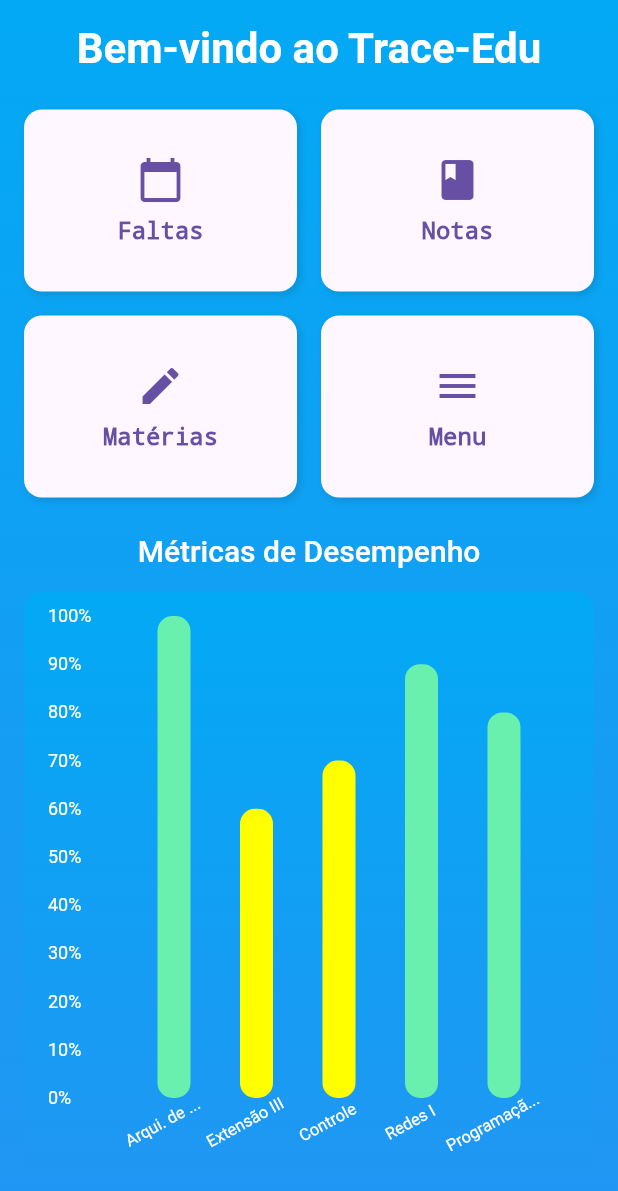
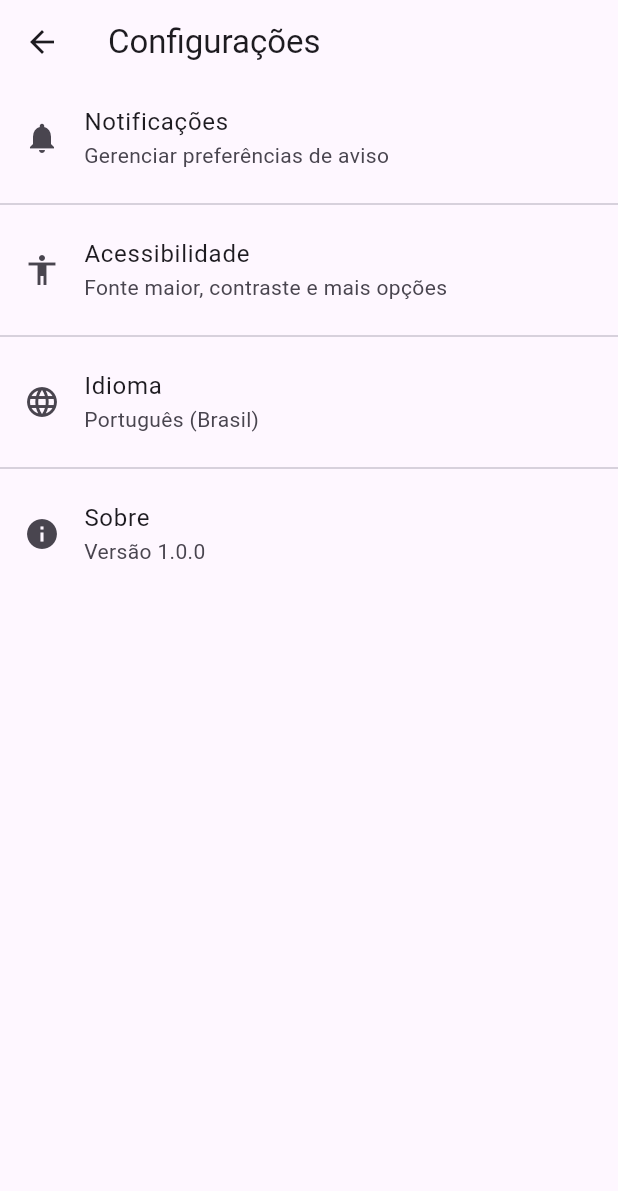
Before and after one commit to Gabriel222003/Trace-Edu-2.0, a Flutter app: the TelaInicial screen opened by its route, after a tap on "Menu", on a phone screen of 412 x 824 dp. Shown: the top 1191 px of the screen. Run offline on Flutter 3.47's test engine with Material 3 defaults, Android fonts, the light colour scheme and no system bars; drawn by our look-alikes of fl_chart.

Commit message:
Criando menu horizontal e mantendo a integridade da lógica de funcionamento

```diff
--- a/lib/Componentes/TriceBottomNavigationBar.dart
+++ b/lib/Componentes/TriceBottomNavigationBar.dart
@@ -1,42 +1,33 @@
 import 'package:flutter/material.dart';
-import 'package:trace_edu/Componentes/TricePlaceHolder.dart';
 
-class TriceBottomNavigationBarItem extends StatefulWidget {
-  const TriceBottomNavigationBarItem({super.key});
+class TriceBottomNavigationBar extends StatelessWidget {
+  final int numeroTela; // Indica qual tela está selecionada
 
-  @override
-  _TriceBottomNavigationBarItem createState() => _TriceBottomNavigationBarItem();
+  const TriceBottomNavigationBar({super.key, required this.numeroTela});
+
+  void _onItemTapped(BuildContext context, int index) {
+    const routes = [
+      '/telaInicial',
+      '/faltas',
+      '/notas',
+      '/cadastrarMateria',
+    ];
+
+    // Só troca se for diferente da rota atual
+    if (index != numeroTela) {
+      Navigator.pushNamed(context, routes[index]);
     }
-
-class _TriceBottomNavigationBarItem extends State<TriceBottomNavigationBarItem> {
-  int _selectedIndex = 0;
-  late List<Widget> _telas;
-
-
-
-
-
-  @override
-  void initState() {
-    super.initState();
-    _telas = [
-      const TricePlaceholderScreen(title: 'Faltas'),
-      const TricePlaceholderScreen(title: 'Notas'),
-      const TricePlaceholderScreen(title: 'Matérias'),
-    ];
-  }
-
-  void _onItemTapped(int index) {
-    setState(() {
-      _selectedIndex = index;
-    });
   }
 
   @override
   Widget build(BuildContext context) {
-    return Scaffold(
-      body: _telas[_selectedIndex],
-      bottomNavigationBar: BottomNavigationBar(
+    return BottomNavigationBar(
+      type: BottomNavigationBarType.fixed,
+      currentIndex: numeroTela,
+      selectedItemColor: Colors.white,
+      unselectedItemColor: Colors.white70,
+      backgroundColor: Colors.blue[900],
+      onTap: (index) => _onItemTapped(context, index),
       items: const [
         BottomNavigationBarItem(
           icon: Icon(Icons.home),
@@ -55,12 +46,6 @@ class _TriceBottomNavigationBarItem extends State<TriceBottomNavigationBarItem>
           label: 'Matérias',
         ),
       ],
-        currentIndex: _selectedIndex,
-        selectedItemColor: const Color.fromARGB(255, 0, 0, 0),
-        unselectedItemColor: const Color.fromARGB(179, 135, 134, 134),
-        backgroundColor: Colors.blue[900],
-        onTap: _onItemTapped,
-      ),
     );
   }
 }
--- a/lib/Componentes/TriceText.dart
+++ b/lib/Componentes/TriceText.dart
@@ -3,7 +3,7 @@ import 'package:flutter/material.dart';
 class TriceText extends StatelessWidget {
   final String label;
   final double fontSize;
-  final FontWeight fontWeight;
+  final FontWeight? fontWeight;
   final TextDecoration? decoration;
   final Color? color;
   final String? fontFamily;
@@ -12,7 +12,7 @@ class TriceText extends StatelessWidget {
   const TriceText({
     required this.label,
     required this.fontSize,
-    required this.fontWeight,
+    this.fontWeight,
     this.decoration,
     this.color,
     this.fontFamily,
@@ -27,7 +27,7 @@ class TriceText extends StatelessWidget {
       style: TextStyle(
         color: color?? Colors.white,
         fontSize: fontSize,
-        fontWeight: fontWeight,
+        fontWeight: fontWeight?? FontWeight.normal,
         decoration: decoration ?? TextDecoration.none,
         decorationColor: Colors.blueAccent,
         fontFamily: fontFamily?? "Roboto",
--- /dev/null
+++ b/lib/Views/Menu.dart
@@ -0,0 +1,51 @@
+import 'package:flutter/material.dart';
+
+class Menu extends StatelessWidget {
+  const Menu({super.key});
+
+  @override
+  Widget build(BuildContext context) {
+    return Scaffold(
+      appBar: AppBar(
+        title: Text("Configurações"),
+      ),
+      backgroundColor: Theme.of(context).colorScheme.background,
+      body: ListView(
+        children: [
+          ListTile(
+            leading: Icon(Icons.notifications),
+            title: Text("Notificações"),
+            subtitle: Text("Gerenciar preferências de aviso"),
+            onTap: () { // alguma coisa aqui
+            },
+          ),
+          Divider(),
+          ListTile(
+            leading: Icon(Icons.accessibility),
+            title: Text("Acessibilidade"),
+            subtitle: Text("Fonte maior, contraste e mais opções"),
+            onTap: () {
+              // alguma coisa aqui
+            },
+          ),
+          Divider(),
+          ListTile(
+            leading: Icon(Icons.language),
+            title: Text("Idioma"),
+            subtitle: Text("Português (Brasil)"),
+            onTap: () {
+              // alguma coisa aqui
+            },
+          ),
+          Divider(),
+          ListTile(
+            leading: Icon(Icons.info),
+            title: Text("Sobre"),
+            subtitle: Text("Versão 1.0.0"),
+            onTap: () {}, // muda idioma?
+          ),
+        ],
+      ),
+    );
+  }
+}
--- a/lib/Views/TelaInicial.dart
+++ b/lib/Views/TelaInicial.dart
@@ -3,6 +3,9 @@ import 'package:trace_edu/Models/ModelMateria.dart';
 import 'package:trace_edu/Controllers/ControllerMateria.dart';
 import 'package:fl_chart/fl_chart.dart';
 import '../Componentes/TriceText.dart';
+import '../Componentes/TriceBuildNavButton.dart';
+import '../Componentes/TriceBottomNavigationBar.dart';
+
 
 class TelaInicial extends StatefulWidget {
   final ControllerMateria controllerMateria = ControllerMateria();
@@ -17,7 +20,8 @@ class _TelaInicialState extends State<TelaInicial> {
 
   @override
   Widget build(BuildContext context) {
-    return Container(
+    return Scaffold(
+      body: Container(
         decoration: const BoxDecoration(
           gradient: LinearGradient(
             colors: [Colors.lightBlue, Colors.blue],
@@ -32,7 +36,7 @@ class _TelaInicialState extends State<TelaInicial> {
               crossAxisAlignment: CrossAxisAlignment.center,
               children: [
                 const TriceText(
-                label: "Bem-vindo ao Trace-Edu",
+                  label: "TraceEdu 🎓",
                   fontSize: 28,
                   fontWeight: FontWeight.bold,
                 ),
@@ -45,24 +49,21 @@ class _TelaInicialState extends State<TelaInicial> {
                   mainAxisSpacing: 16.0,
                   childAspectRatio: 1.5,
                   children: [
-                  _buildNavButton(
-                    context,
+                    TriceBuildNavButton(
                       icon: Icons.calendar_today,
                       label: 'Faltas',
                       onTap: () {
                          // Navega para a aba Faltas
                       },
                     ),
-                  _buildNavButton(
-                    context,
+                    TriceBuildNavButton(
                       icon: Icons.book,
                       label: 'Notas',
                       onTap: () {
                          // Navega para a aba Notas
                       },
                     ),
-                  _buildNavButton(
-                    context,
+                    TriceBuildNavButton(
                       icon: Icons.edit,
                       label: 'Matérias',
                       // Pensar na lógica que tenho que executar aqui
@@ -80,14 +81,11 @@ class _TelaInicialState extends State<TelaInicial> {
                         }
                       },
                     ),
-                  _buildNavButton(
-                    context,
+                    TriceBuildNavButton(
                       icon: Icons.menu,
                       label: 'Menu',
                       onTap: () {
-                      ScaffoldMessenger.of(context).showSnackBar(
-                        const SnackBar(content: Text('Menu - A ser implementado')),
-                      );
+                        Navigator.pushNamed(context, '/menu');
                       },
                     ),
                   ],
@@ -190,27 +188,8 @@ class _TelaInicialState extends State<TelaInicial> {
             ),
           ),
         ),
-    );
-  }
-
-  Widget _buildNavButton(BuildContext context, {required IconData icon, required String label, required VoidCallback onTap}) {
-    return GestureDetector(
-      onTap: onTap,
-      child: Container(
-        decoration: BoxDecoration(
-          color: Theme.of(context).colorScheme.surface,
-          borderRadius: BorderRadius.circular(12.0),
-          boxShadow: const [BoxShadow(color: Colors.black12, blurRadius: 4.0, offset: Offset(2.0, 2.0))],
       ),
-        child: Column(
-          mainAxisAlignment: MainAxisAlignment.center,
-          children: [
-            Icon(icon, size: 32, color: Theme.of(context).colorScheme.primary),
-            const SizedBox(height: 8.0),
-            Text(label, style: TextStyle(color: Theme.of(context).colorScheme.primary, fontSize: 16, decoration: TextDecoration.none)),
-          ],
-        ),
-      ),
+      bottomNavigationBar: const TriceBottomNavigationBar(numeroTela: 0),
     );
   }
 }
--- a/lib/routes.dart
+++ b/lib/routes.dart
@@ -4,6 +4,7 @@ import '../Views/BemVindo.dart';
 import '../Views/Registro.dart';
 import '../Views/CadastrarMateria.dart';
 import '../Views/TelaInicial.dart';
+import '../Views/Menu.dart';
 
 class Routes {
   static Map<String, WidgetBuilder> routes = {
@@ -12,6 +13,6 @@ class Routes {
     '/bemVindo': (context) => const Bemvindo(),
     '/cadastrarMateria': (context) => const CadastrarMateria(),
     '/telaInicial': (context) => TelaInicial(),
-
+    '/menu': (context) => Menu(),
   };
 }
```
Also changed, not shown: lib/Componentes/TriceBuildNavButton.dart (+4 -21 lines), lib/Views/CadastrarMateria.dart (+12 -13 lines), lib/Views/Login.dart (+4 -8 lines). Lines whose indentation alone changed are shown as unchanged.
